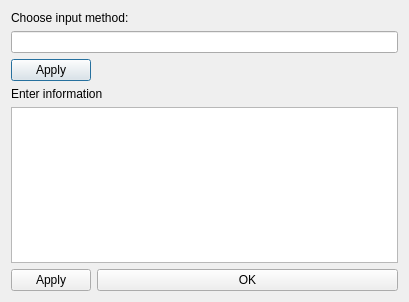
First picture: the form in gv.ui, repository SomeChars/ToyPrograms, before the edit.
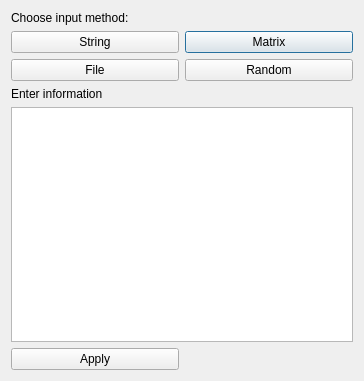
Second picture: the form after the edit.

Patch:
```diff
--- a/gv.ui
+++ b/gv.ui
@@ -6,14 +6,14 @@
    <rect>
     <x>0</x>
     <y>0</y>
-    <width>409</width>
-    <height>302</height>
+    <width>364</width>
+    <height>381</height>
    </rect>
   </property>
   <property name="windowTitle">
    <string>Dialog</string>
   </property>
-  <layout class="QFormLayout" name="formLayout">
+  <layout class="QGridLayout" name="gridLayout_2">
    <item row="0" column="0" colspan="2">
     <widget class="QLabel" name="label">
      <property name="text">
@@ -21,40 +21,51 @@
      </property>
     </widget>
    </item>
-   <item row="1" column="0" colspan="2">
-    <widget class="QLineEdit" name="lineEdit"/>
-   </item>
-   <item row="2" column="0">
-    <widget class="QPushButton" name="pushButton">
+   <item row="1" column="1">
+    <widget class="QPushButton" name="pushButton_2">
      <property name="text">
-      <string>Apply</string>
-     </property>
-    </widget>
-   </item>
-   <item row="3" column="0" colspan="2">
-    <widget class="QLabel" name="label_2">
-     <property name="text">
-      <string>Enter information</string>
+      <string>Matrix</string>
      </property>
     </widget>
    </item>
    <item row="4" column="0" colspan="2">
     <widget class="QTextEdit" name="textEdit"/>
    </item>
-   <item row="5" column="0">
+   <item row="2" column="0">
     <widget class="QPushButton" name="pushButton_3">
      <property name="text">
+      <string>File</string>
+     </property>
+    </widget>
+   </item>
+   <item row="2" column="1">
+    <widget class="QPushButton" name="pushButton_4">
+     <property name="text">
+      <string>Random</string>
+     </property>
+    </widget>
+   </item>
+   <item row="1" column="0">
+    <widget class="QPushButton" name="pushButton_1">
+     <property name="text">
+      <string>String</string>
+     </property>
+    </widget>
+   </item>
+   <item row="3" column="0">
+    <widget class="QLabel" name="label_2">
+     <property name="text">
+      <string>Enter information</string>
+     </property>
+    </widget>
+   </item>
+   <item row="6" column="0">
+    <widget class="QPushButton" name="pushButton_5">
+     <property name="text">
       <string>Apply</string>
      </property>
     </widget>
    </item>
-   <item row="5" column="1">
-    <widget class="QPushButton" name="pushButton_2">
-     <property name="text">
-      <string>OK</string>
-     </property>
-    </widget>
-   </item>
   </layout>
  </widget>
  <resources/>
```
